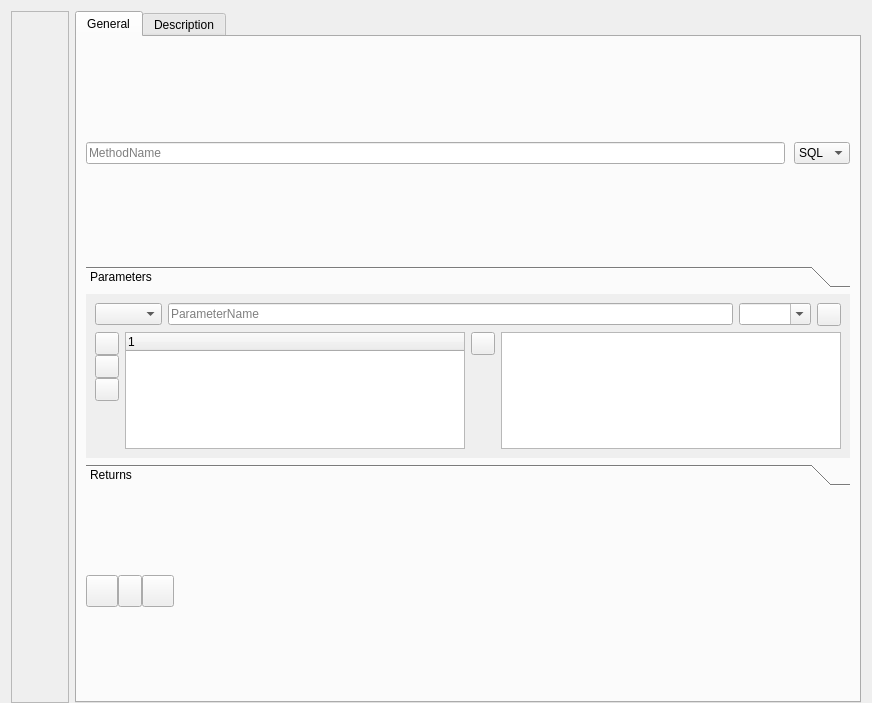
Old version of the form src/gui/ProcedureForm.ui in the repository fritzone/ddm.
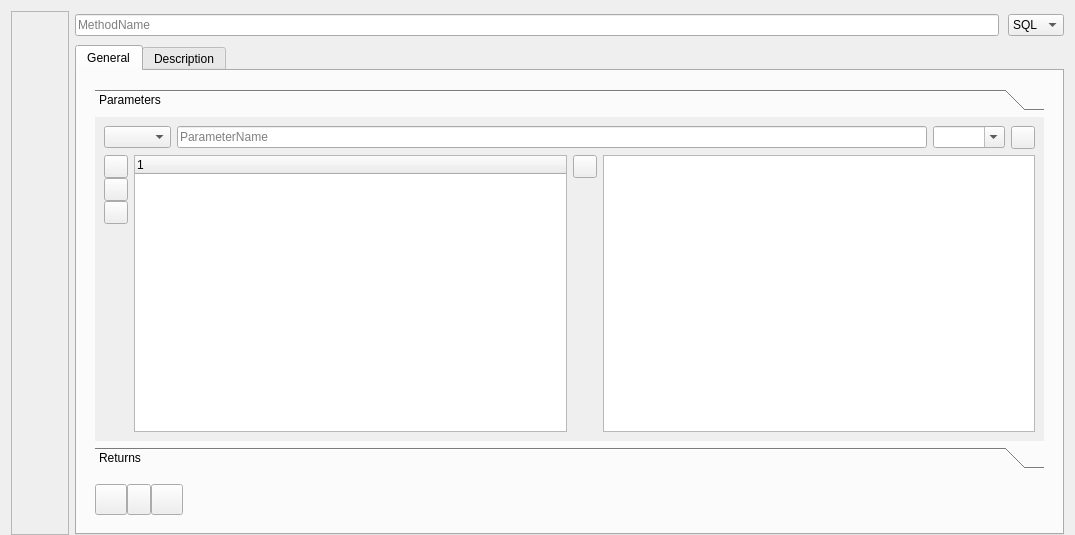
New version of the form. Icons and pictures are not drawn.

```diff
--- a/src/gui/ProcedureForm.ui
+++ b/src/gui/ProcedureForm.ui
@@ -6,8 +6,8 @@
    <rect>
     <x>0</x>
     <y>0</y>
-    <width>872</width>
-    <height>703</height>
+    <width>1075</width>
+    <height>535</height>
    </rect>
   </property>
   <property name="windowTitle">
@@ -112,19 +112,9 @@
        <number>0</number>
       </property>
       <item>
-       <widget class="QTabWidget" name="tabWidget">
-        <property name="currentIndex">
-         <number>0</number>
-        </property>
-        <widget class="QWidget" name="tab">
-         <attribute name="title">
-          <string>General</string>
-         </attribute>
-         <layout class="QVBoxLayout" name="verticalLayout_6">
-          <item>
-           <widget class="QFrame" name="frame">
+       <widget class="QFrame" name="frameForName">
             <property name="sizePolicy">
-             <sizepolicy hsizetype="Preferred" vsizetype="Minimum">
+         <sizepolicy hsizetype="Preferred" vsizetype="Fixed">
               <horstretch>0</horstretch>
               <verstretch>0</verstretch>
              </sizepolicy>
@@ -184,9 +174,49 @@
            </widget>
           </item>
           <item>
+       <widget class="QTabWidget" name="tabWidget">
+        <property name="currentIndex">
+         <number>0</number>
+        </property>
+        <widget class="QWidget" name="tab">
+         <attribute name="title">
+          <string>General</string>
+         </attribute>
+         <layout class="QVBoxLayout" name="verticalLayout_6">
+          <item>
+           <widget class="QFrame" name="mainFrame">
+            <property name="frameShape">
+             <enum>QFrame::NoFrame</enum>
+            </property>
+            <property name="frameShadow">
+             <enum>QFrame::Raised</enum>
+            </property>
+            <layout class="QVBoxLayout" name="verticalLayout_10">
+             <property name="margin">
+              <number>0</number>
+             </property>
+             <item>
+              <widget class="QFrame" name="frameForParam">
+               <property name="sizePolicy">
+                <sizepolicy hsizetype="Preferred" vsizetype="Minimum">
+                 <horstretch>0</horstretch>
+                 <verstretch>0</verstretch>
+                </sizepolicy>
+               </property>
+               <property name="frameShape">
+                <enum>QFrame::NoFrame</enum>
+               </property>
+               <property name="frameShadow">
+                <enum>QFrame::Raised</enum>
+               </property>
+               <layout class="QVBoxLayout" name="verticalLayout_9">
+                <property name="margin">
+                 <number>9</number>
+                </property>
+                <item>
            <widget class="QToolBox" name="grpParameters">
             <property name="sizePolicy">
-             <sizepolicy hsizetype="Preferred" vsizetype="Fixed">
+                   <sizepolicy hsizetype="Preferred" vsizetype="Minimum">
               <horstretch>0</horstretch>
               <verstretch>0</verstretch>
              </sizepolicy>
@@ -194,7 +224,7 @@
             <property name="maximumSize">
              <size>
               <width>16777215</width>
-              <height>220</height>
+                    <height>16777215</height>
              </size>
             </property>
             <widget class="QWidget" name="grpParametersPage1">
@@ -202,8 +232,8 @@
               <rect>
                <x>0</x>
                <y>0</y>
-               <width>767</width>
-               <height>160</height>
+                     <width>952</width>
+                     <height>311</height>
               </rect>
              </property>
              <attribute name="icon">
@@ -462,6 +492,30 @@
             </widget>
            </widget>
           </item>
+               </layout>
+              </widget>
+             </item>
+             <item>
+              <widget class="QFrame" name="frameForEdit">
+               <property name="frameShape">
+                <enum>QFrame::NoFrame</enum>
+               </property>
+               <property name="frameShadow">
+                <enum>QFrame::Raised</enum>
+               </property>
+               <layout class="QVBoxLayout" name="verticalLayout_7">
+                <property name="leftMargin">
+                 <number>9</number>
+                </property>
+                <property name="topMargin">
+                 <number>0</number>
+                </property>
+                <property name="rightMargin">
+                 <number>9</number>
+                </property>
+                <property name="bottomMargin">
+                 <number>9</number>
+                </property>
           <item>
            <layout class="QHBoxLayout" name="horizontalLayout_3">
             <property name="spacing">
@@ -563,6 +617,12 @@
           </item>
          </layout>
         </widget>
+             </item>
+            </layout>
+           </widget>
+          </item>
+         </layout>
+        </widget>
         <widget class="QWidget" name="tab_2">
          <attribute name="icon">
           <iconset resource="../dbm.qrc">
```
Left out of the diff: 54 changed lines with no effect on the pictures. Lines whose indentation alone changed are shown as unchanged.
